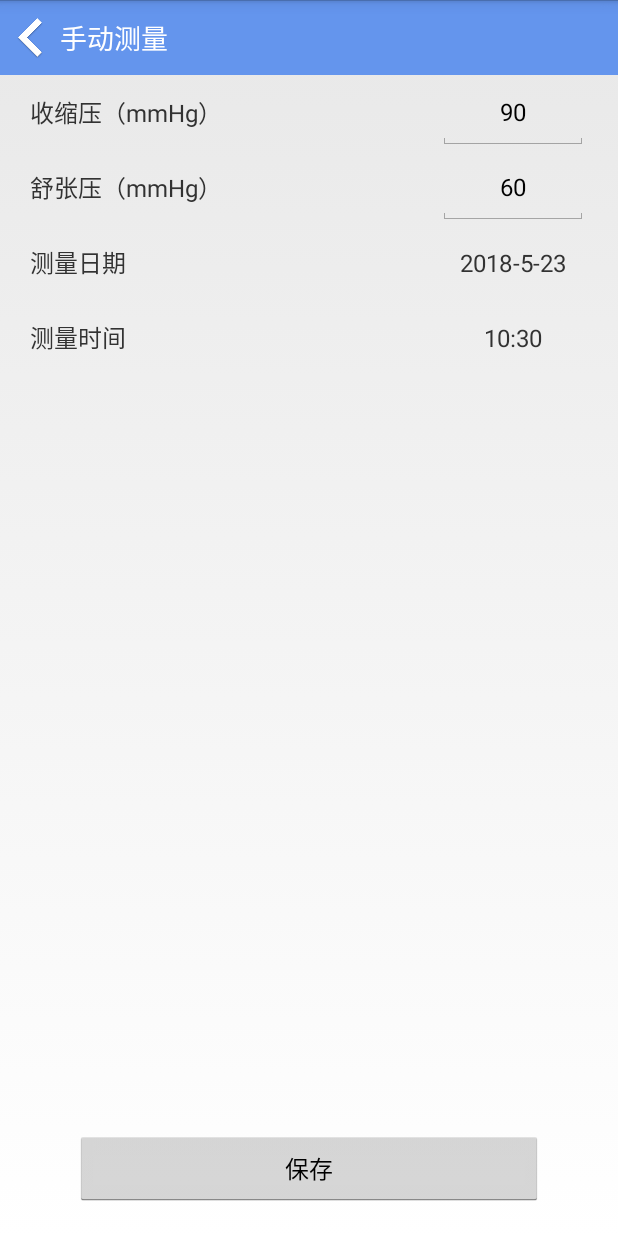
After one commit to sinntalker/YYHelperTest, an Android app: the AddDataBloodPressureActivity screen opened directly, with no data from a screen before it, on a phone screen of 412 x 824 dp. The commit adds this screen. Run offline under Robolectric (Android 15) with nearby library versions, the phone set to English and light mode, and no system bars.

Commit message:
time 2018 05 23 18：03 完成血压手动测量、保存、显示功能

```diff
--- a/app/src/main/AndroidManifest.xml
+++ b/app/src/main/AndroidManifest.xml
@@ -134,7 +134,8 @@
             </intent-filter>
         </service>
 
-        <activity android:name=".Fragment.health.StepCounter.WalkPlanSetActivity"></activity>
+        <activity android:name=".Fragment.health.StepCounter.WalkPlanSetActivity" />
+        <activity android:name=".Fragment.health.AddDataBloodPressureActivity"></activity>
     </application>
 
 </manifest>
--- a/app/src/main/java/com/sinntalker/sinntest20180503_yy/Activity/SplashActivity.java
+++ b/app/src/main/java/com/sinntalker/sinntest20180503_yy/Activity/SplashActivity.java
@@ -44,7 +44,7 @@ public class SplashActivity extends Activity {
                 startActivity(mainIntent);
                 finish();
             }
-        },2000);
+        },500);
 //        UserBean userInfo = BmobUser.getCurrentUser(UserBean.class);
         //检查是否为第一次登陆
 //        boolean isFirstTime = false;
--- /dev/null
+++ b/app/src/main/java/com/sinntalker/sinntest20180503_yy/Fragment/health/AddDataBloodPressureActivity.java
@@ -0,0 +1,169 @@
+package com.sinntalker.sinntest20180503_yy.Fragment.health;
+
+import android.app.Activity;
+import android.app.DatePickerDialog;
+import android.app.TimePickerDialog;
+import android.content.Intent;
+import android.os.Build;
+import android.os.Bundle;
+import android.support.annotation.RequiresApi;
+import android.view.View;
+import android.view.Window;
+import android.widget.Button;
+import android.widget.DatePicker;
+import android.widget.EditText;
+import android.widget.ImageView;
+import android.widget.TextView;
+import android.widget.TimePicker;
+
+import com.sinntalker.sinntest20180503_yy.Fragment.health.StepCounter.DbUtils;
+import com.sinntalker.sinntest20180503_yy.R;
+
+import java.text.DateFormat;
+import java.text.ParseException;
+import java.text.SimpleDateFormat;
+import java.util.Calendar;
+import java.util.Date;
+import java.util.Locale;
+
+public class AddDataBloodPressureActivity extends Activity implements View.OnClickListener{
+
+    //声明控件
+    ImageView mBackADBPIV; //返回
+    EditText mDiastolicADBPET; //舒张压
+    EditText mSystolicADBPET; //收缩压
+    TextView mDateADBPTV; //日期
+    TextView mTimeADBPTV; //时间
+    Button mSaveBtn; //保存
+
+    String strBloodPressure_Diastolic; //舒张压 字符串 用于获取控件中字符串完成保存功能
+    String strBloodPressure_Systolic; //收缩压 字符串 用于获取控件中字符串完成保存功能
+    String strPressureMeasure_Date; //当前日期 字符串 用于获取控件中字符串完成保存功能
+    String strPressureMeasure_Time; //当前时间 字符串 用于获取控件中字符串完成保存功能
+
+    @RequiresApi(api = Build.VERSION_CODES.M)
+    @Override
+    protected void onCreate(Bundle savedInstanceState) {
+        super.onCreate(savedInstanceState);
+        this.requestWindowFeature(Window.FEATURE_NO_TITLE);//去掉标题栏
+        setContentView(R.layout.activity_add_data_blood_pressure);
+
+        //实例化
+        mBackADBPIV = findViewById(R.id.id_imageView_back_addDataBloodPressure);
+        mDiastolicADBPET = findViewById(R.id.id_editView_diastolicData_addDataBloodPressure);
+        mSystolicADBPET = findViewById(R.id.id_editView_systolic_addDataBloodPressure);
+        mDateADBPTV = findViewById(R.id.id_textView_dateSetData_addDataBloodPressure);
+        mTimeADBPTV = findViewById(R.id.id_textView_timeSetData_addDataBloodPressure);
+        mSaveBtn = findViewById(R.id.id_button_saveData_addDataBloodPressure);
+
+        //初始化控件中数据
+        initial_data();
+
+        //监听控件点击事件
+        mBackADBPIV.setOnClickListener(this); //返回 -- 退出
+        mSaveBtn.setOnClickListener(this);  //保存
+        mDateADBPTV.setOnClickListener(this); //设置当前日期
+        mTimeADBPTV.setOnClickListener(this); //设置当前时间
+    }
+
+
+    @Override
+    public void onClick(View v) {
+        if (v == mBackADBPIV) {
+            startActivity(new Intent(getApplicationContext(), BloodPressureActivity.class)); //打开对应Activity可以刷新数据
+            this.finish();
+        }
+        if (v == mSaveBtn) {
+            save();
+        }
+        if (v == mDateADBPTV) {
+            showTimeDialog_date();
+        }
+        if (v == mTimeADBPTV) {
+            showTimeDialog_time();
+        }
+    }
+
+    private void initial_data() {
+
+        Calendar calendar = Calendar.getInstance();
+        //获取系统的日期
+        //年
+        int year = calendar.get(Calendar.YEAR);
+        //月
+        int month = calendar.get(Calendar.MONTH)+1;
+        //日
+        int day = calendar.get(Calendar.DAY_OF_MONTH);
+        //获取系统时间
+        //小时
+        int hour = calendar.get(Calendar.HOUR_OF_DAY);
+        //分钟
+        int minute = calendar.get(Calendar.MINUTE);
+
+        strBloodPressure_Diastolic = "60";
+        strBloodPressure_Systolic = "90";
+        strPressureMeasure_Date = year + "-" + month + "-" + day;
+        strPressureMeasure_Time = hour + ":" + minute;
+
+        mDiastolicADBPET.setText(strBloodPressure_Diastolic);
+        mSystolicADBPET.setText(strBloodPressure_Systolic);
+        mDateADBPTV.setText(strPressureMeasure_Date);
+        mTimeADBPTV.setText(strPressureMeasure_Time);
+    }
+
+    private void save() {
+
+        strBloodPressure_Diastolic = mDiastolicADBPET.getText().toString().trim();
+        strBloodPressure_Systolic = mSystolicADBPET.getText().toString().trim();
+        strPressureMeasure_Date = mDateADBPTV.getText().toString().trim();
+        strPressureMeasure_Time = mTimeADBPTV.getText().toString().trim();
+
+        BloodPressureData data = new BloodPressureData();
+        data.setToday(strPressureMeasure_Date+"\n"+strPressureMeasure_Time);
+        data.setMaxPressure(strBloodPressure_Systolic);
+        data.setMinPressure(strBloodPressure_Diastolic);
+        DbUtils.insert(data);
+
+        startActivity(new Intent(getApplicationContext(), BloodPressureActivity.class)); //打开对应Activity可以刷新数据
+        this.finish();
+    }
+
+    private void showTimeDialog_date() {
+        final Calendar calendar = Calendar.getInstance(Locale.CHINA);
+        int year = calendar.get(Calendar.YEAR);
+        int month = calendar.get(Calendar.MONTH);
+        int day = calendar.get(Calendar.DAY_OF_MONTH);
+        new DatePickerDialog(this, new DatePickerDialog.OnDateSetListener() {
+            @Override
+            public void onDateSet(DatePicker view, int year, int month, int dayOfMonth) {
+                DateFormat dateFormat = new SimpleDateFormat("yyyy-MM-dd");
+                Date date = null;
+                try {
+                    date = dateFormat.parse(year + "-" + (++month) + "-" + dayOfMonth);
+                } catch (ParseException e) {
+                    e.printStackTrace();
+                }
+                mDateADBPTV.setText(dateFormat.format(date));
+            }
+        }, year, month, day).show();
+    }
+
+    private void showTimeDialog_time() {
+        final Calendar calendar = Calendar.getInstance(Locale.CHINA);
+        int hour = calendar.get(Calendar.HOUR_OF_DAY);
+        int minute = calendar.get(Calendar.MINUTE);
+        new TimePickerDialog(this, new TimePickerDialog.OnTimeSetListener() {
+            @Override
+            public void onTimeSet(TimePicker view, int hourOfDay, int minute) {
+                DateFormat timeFormat = new SimpleDateFormat("HH:mm");
+                Date date = null;
+                try {
+                    date = timeFormat.parse(hourOfDay + ":" + minute);
+                } catch (ParseException e) {
+                    e.printStackTrace();
+                }
+                mTimeADBPTV.setText(timeFormat.format(date));
+            }
+        }, hour, minute, true).show();
+    }
+}
--- a/app/src/main/java/com/sinntalker/sinntest20180503_yy/Fragment/health/SharedPreferencesUtils_StepCounter.java
+++ b/app/src/main/java/com/sinntalker/sinntest20180503_yy/Fragment/health/StepCounter/SharedPreferencesUtils_StepCounter.java
@@ -1,4 +1,4 @@
-package com.sinntalker.sinntest20180503_yy.Fragment.health;
+package com.sinntalker.sinntest20180503_yy.Fragment.health.StepCounter;
 
 import android.content.Context;
 import android.content.SharedPreferences;
--- a/app/src/main/java/com/sinntalker/sinntest20180503_yy/Fragment/health/StepCounter/StepCounterActivity.java
+++ b/app/src/main/java/com/sinntalker/sinntest20180503_yy/Fragment/health/StepCounter/StepCounterActivity.java
@@ -12,7 +12,6 @@ import android.view.Window;
 import android.widget.ImageView;
 import android.widget.TextView;
 
-import com.sinntalker.sinntest20180503_yy.Fragment.health.SharedPreferencesUtils_StepCounter;
 import com.sinntalker.sinntest20180503_yy.R;
 
 public class StepCounterActivity extends Activity implements View.OnClickListener{
--- a/app/src/main/java/com/sinntalker/sinntest20180503_yy/Fragment/health/StepCounter/WalkPlanSetActivity.java
+++ b/app/src/main/java/com/sinntalker/sinntest20180503_yy/Fragment/health/StepCounter/WalkPlanSetActivity.java
@@ -11,9 +11,7 @@ import android.widget.EditText;
 import android.widget.ImageView;
 import android.widget.TextView;
 import android.widget.TimePicker;
-import android.widget.Toast;
 
-import com.sinntalker.sinntest20180503_yy.Fragment.health.SharedPreferencesUtils_StepCounter;
 import com.sinntalker.sinntest20180503_yy.R;
 
 import java.text.DateFormat;
--- /dev/null
+++ b/app/src/main/res/layout/activity_add_data_blood_pressure.xml
@@ -0,0 +1,155 @@
+<?xml version="1.0" encoding="utf-8"?>
+<LinearLayout xmlns:android="http://schemas.android.com/apk/res/android"
+    xmlns:app="http://schemas.android.com/apk/res-auto"
+    xmlns:tools="http://schemas.android.com/tools"
+    android:layout_width="match_parent"
+    android:layout_height="match_parent"
+    android:orientation="vertical"
+    tools:context="com.sinntalker.sinntest20180503_yy.Fragment.health.AddDataBloodPressureActivity">
+
+    <RelativeLayout
+        android:layout_width="match_parent"
+        android:layout_height="50dp"
+        android:background="#6495ED">
+
+        <ImageView
+            android:id="@+id/id_imageView_back_addDataBloodPressure"
+            android:layout_width="40dp"
+            android:layout_height="50dp"
+            android:src="@drawable/common_back"/>
+
+        <TextView
+            android:layout_width="wrap_content"
+            android:layout_height="match_parent"
+            android:layout_marginLeft="40dp"
+            android:gravity="center"
+            android:text="手动测量"
+            android:textColor="#FFFFFF"
+            android:textSize="18sp"/>
+
+    </RelativeLayout>
+
+    <TableRow
+        android:layout_width="match_parent"
+        android:layout_height="50dp">
+
+        <TextView
+            android:layout_width="wrap_content"
+            android:layout_height="match_parent"
+            android:layout_marginLeft="20dp"
+            android:layout_marginRight="20dp"
+            android:layout_weight="1"
+            android:text="收缩压（mmHg）"
+            android:textSize="16sp"
+            android:gravity="center|left"/>
+
+        <EditText
+            android:id="@+id/id_editView_systolic_addDataBloodPressure"
+            android:layout_width="100dp"
+            android:layout_height="match_parent"
+            android:layout_marginLeft="20dp"
+            android:layout_marginRight="20dp"
+            android:textSize="16sp"
+            android:gravity="center"
+            android:inputType="number"
+            android:imeOptions="actionNext"/>
+
+    </TableRow>
+
+    <TableRow
+        android:layout_width="match_parent"
+        android:layout_height="50dp">
+
+        <TextView
+            android:layout_width="wrap_content"
+            android:layout_height="match_parent"
+            android:layout_marginLeft="20dp"
+            android:layout_marginRight="20dp"
+            android:layout_weight="1"
+            android:text="舒张压（mmHg）"
+            android:textSize="16sp"
+            android:gravity="center|left"/>
+
+        <EditText
+            android:id="@+id/id_editView_diastolicData_addDataBloodPressure"
+            android:layout_width="100dp"
+            android:layout_height="match_parent"
+            android:layout_marginLeft="20dp"
+            android:layout_marginRight="20dp"
+            android:textSize="16sp"
+            android:gravity="center"
+            android:inputType="number"
+            android:imeOptions="actionDone"/>
+
+    </TableRow>
+
+    <TableRow
+        android:layout_width="match_parent"
+        android:layout_height="50dp">
+
+        <TextView
+            android:layout_width="wrap_content"
+            android:layout_height="match_parent"
+            android:layout_marginLeft="20dp"
+            android:layout_marginRight="20dp"
+            android:layout_weight="1"
+            android:text="测量日期"
+            android:textSize="16sp"
+            android:gravity="center|left"/>
+
+        <TextView
+            android:id="@+id/id_textView_dateSetData_addDataBloodPressure"
+            android:layout_width="100dp"
+            android:layout_height="match_parent"
+            android:layout_marginLeft="20dp"
+            android:layout_marginRight="20dp"
+            android:text="2018-05-22"
+            android:textSize="16sp"
+            android:gravity="center" />
+
+    </TableRow>
+
+    <TableRow
+        android:layout_width="match_parent"
+        android:layout_height="50dp">
+
+        <TextView
+            android:layout_width="wrap_content"
+            android:layout_height="match_parent"
+            android:layout_marginLeft="20dp"
+            android:layout_marginRight="20dp"
+            android:layout_weight="1"
+            android:text="测量时间"
+            android:textSize="16sp"
+            android:gravity="center|left"/>
+
+        <TextView
+            android:id="@+id/id_textView_timeSetData_addDataBloodPressure"
+            android:layout_width="100dp"
+            android:layout_height="match_parent"
+            android:layout_marginLeft="20dp"
+            android:layout_marginRight="20dp"
+            android:text="00:00"
+            android:textSize="16sp"
+            android:gravity="center" />
+
+    </TableRow>
+
+    <View
+        android:layout_width="match_parent"
+        android:layout_height="wrap_content"
+        android:layout_weight="1"/>
+
+    <Button
+        android:id="@+id/id_button_saveData_addDataBloodPressure"
+        android:layout_width="match_parent"
+        android:layout_height="50dp"
+        android:layout_marginTop="20dp"
+        android:layout_marginBottom="20dp"
+        android:layout_marginLeft="50dp"
+        android:layout_marginRight="50dp"
+        android:layout_gravity="center"
+        android:text="保存"
+        android:textSize="16sp"/>
+
+</LinearLayout>
```
Also changed, not shown: app/build.gradle (+8 -8 lines), app/src/main/java/com/sinntalker/sinntest20180503_yy/Fragment/health/BloodPressureActivity.java (+75 -1 lines), app/src/main/java/com/sinntalker/sinntest20180503_yy/Fragment/health/BloodPressureData.java (added, +66 -0 lines), app/src/main/res/layout/activity_blood_pressure.xml (+41 -0 lines), app/src/main/res/layout/listview_item_blood_pressure_measure_history_data.xml (added, +41 -0 lines).
